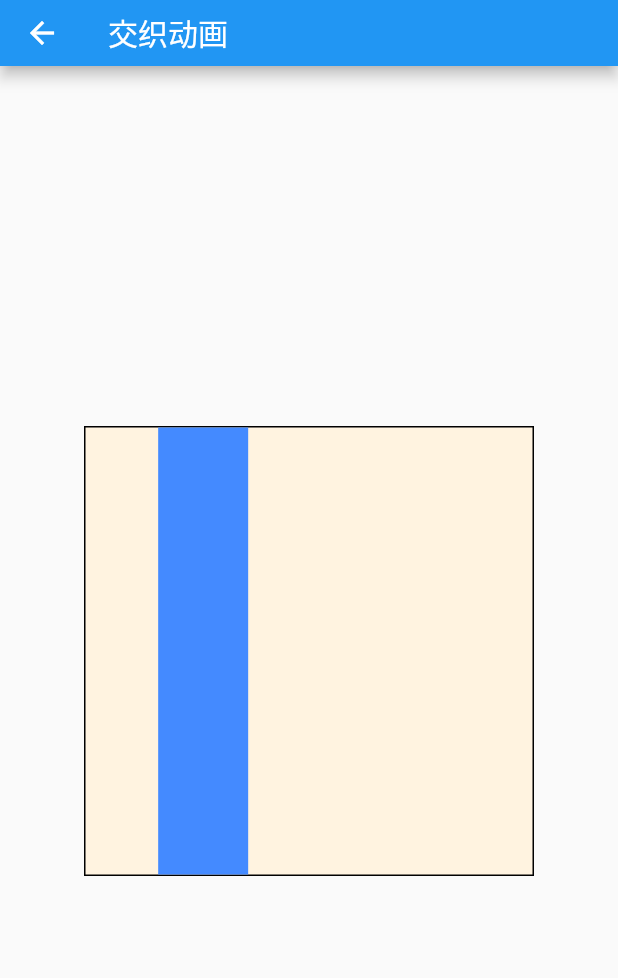
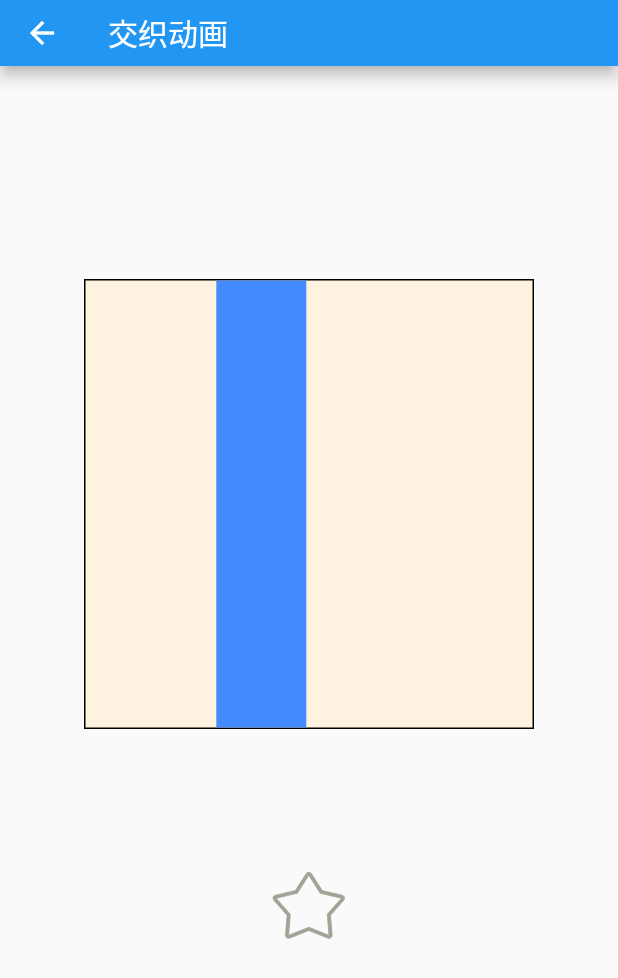
Before and after one commit to dev-zhang/flutter_study, a Flutter app: the StaggerAnimationPage screen opened directly, on a phone screen of 412 x 824 dp. Shown: the top 978 px of the screen. Run offline on Flutter 3.47's test engine with Material 2 defaults, Android fonts, the phone set to English and light mode, and no system bars; our stand-ins replace event_bus, flutter_svg; missing offline and left inert: color_thief_flutter.

Commit message:
新增交织动画示例--收藏动画

```diff
--- /dev/null
+++ b/lib/animation/animated_favorite_icon.dart
@@ -0,0 +1,211 @@
+import 'package:flutter/material.dart';
+import 'package:flutter_svg/svg.dart';
+
+class AnimatedFavoriteIcon extends StatefulWidget {
+  const AnimatedFavoriteIcon({
+    Key key,
+    this.selected = false,
+  }) : super(key: key);
+
+  /// 是否是选中的
+  final bool selected;
+
+  @override
+  _AnimatedFavoriteIconState createState() => _AnimatedFavoriteIconState();
+}
+
+class _AnimatedFavoriteIconState extends State<AnimatedFavoriteIcon>
+    with SingleTickerProviderStateMixin {
+  bool get _isSelected => widget.selected;
+
+  AnimationController _animationController;
+  Animation<double> _selectedIconScale;
+  Animation<double> _selectedIconOpacity;
+  Animation<double> _normalIconScale;
+  Animation<double> _normalIconOpacity;
+  Animation<double> _starScale;
+  Animation<double> _starOpacity;
+
+  @override
+  void initState() {
+    _animationController =
+        AnimationController(vsync: this, duration: Duration(milliseconds: 600));
+
+    double selectedIconScale,
+        selectedIconOpacity,
+        normalIconScale,
+        normalIconOpacity,
+        starScale,
+        starOpacity;
+    if (_isSelected) {
+      selectedIconOpacity = 1;
+      selectedIconScale = 1;
+      normalIconOpacity = 0;
+      normalIconScale = 0;
+      starOpacity = 0;
+      starScale = 0;
+    } else {
+      selectedIconOpacity = 0;
+      selectedIconScale = 0;
+      normalIconOpacity = 1;
+      normalIconScale = 1;
+      starOpacity = 0;
+      starScale = 0;
+    }
+    _normalIconScale =
+        ConstantTween<double>(normalIconScale).animate(_animationController);
+    _normalIconOpacity =
+        ConstantTween<double>(normalIconOpacity).animate(_animationController);
+    _selectedIconScale =
+        ConstantTween<double>(selectedIconScale).animate(_animationController);
+    _selectedIconOpacity = ConstantTween<double>(selectedIconOpacity)
+        .animate(_animationController);
+    _starOpacity =
+        ConstantTween<double>(starOpacity).animate(_animationController);
+    _starScale = ConstantTween<double>(starScale).animate(_animationController);
+
+    super.initState();
+  }
+
+  @override
+  void didUpdateWidget(AnimatedFavoriteIcon oldWidget) {
+    super.didUpdateWidget(oldWidget);
+
+    // print('======didUpdate widget');
+    if (widget.selected != oldWidget.selected) {
+      // 需要刷新
+      _updateTransition();
+    }
+  }
+
+  @override
+  Widget build(BuildContext context) {
+    return Stack(
+      alignment: Alignment.center,
+      children: <Widget>[
+        FadeTransition(
+          opacity: _starOpacity,
+          child: ScaleTransition(
+            scale: _starScale,
+            child: SvgPicture.asset('assets/images/favorite_stars.svg'),
+          ),
+        ),
+        FadeTransition(
+          opacity: _selectedIconOpacity,
+          child: ScaleTransition(
+            scale: _selectedIconScale,
+            child: SvgPicture.asset('assets/images/favorite_selected.svg'),
+          ),
+        ),
+        FadeTransition(
+          opacity: _normalIconOpacity,
+          child: ScaleTransition(
+            scale: _normalIconScale,
+            child: SvgPicture.asset('assets/images/favorite_normal.svg'),
+          ),
+        ),
+      ],
+    );
+  }
+
+  void _updateTransition() {
+    if (_isSelected) {
+      _animationController.duration = Duration(milliseconds: 600);
+      _selectedIconScale = _generateSelectedGrowAnimation();
+      _normalIconScale = _generateDecreaseAnimation(
+          interval: Interval(0, 0.3, curve: Curves.easeOut));
+      _starScale = TweenSequence(
+        <TweenSequenceItem<double>>[
+          TweenSequenceItem(
+            tween: Tween<double>(begin: 0, end: 1.0)
+                .chain(CurveTween(curve: Curves.easeIn)),
+            weight: 0.3 / 0.6,
+          ),
+          TweenSequenceItem(
+            tween: Tween<double>(begin: 1.0, end: 1.2)
+                .chain(CurveTween(curve: Curves.easeOut)),
+            weight: 0.3 / 0.6,
+          ),
+        ],
+      ).animate(_animationController);
+      _starOpacity = TweenSequence(
+        <TweenSequenceItem<double>>[
+          TweenSequenceItem(
+            tween: Tween<double>(begin: 0, end: 1.0)
+                .chain(CurveTween(curve: Curves.easeIn)),
+            weight: 0.3 / 0.6,
+          ),
+          TweenSequenceItem(
+            tween: Tween<double>(begin: 1.0, end: 0)
+                .chain(CurveTween(curve: Curves.easeOut)),
+            weight: 0.3 / 0.6,
+          ),
+        ],
+      ).animate(_animationController);
+      _selectedIconOpacity = TweenSequence(
+        <TweenSequenceItem<double>>[
+          TweenSequenceItem(
+            tween: Tween<double>(begin: 0, end: 1.5)
+                .chain(CurveTween(curve: Curves.easeIn)),
+            weight: 0.3 / 0.6,
+          ),
+          TweenSequenceItem(
+            tween: Tween<double>(begin: 1.5, end: 1)
+                .chain(CurveTween(curve: Curves.easeOut)),
+            weight: 0.3 / 0.6,
+          ),
+        ],
+      ).animate(_animationController);
+      _normalIconOpacity = _generateDecreaseAnimation(
+          interval: Interval(0, 0.3, curve: Curves.easeOut));
+    } else {
+      _animationController.duration = Duration(milliseconds: 300);
+      _selectedIconScale = _generateDecreaseAnimation();
+      _normalIconScale = _generateGrowAnimation();
+
+      _starOpacity = ConstantTween<double>(0).animate(_animationController);
+      _starScale = ConstantTween<double>(0).animate(_animationController);
+      _normalIconOpacity = _generateGrowAnimation();
+      _selectedIconOpacity = _generateDecreaseAnimation();
+    }
+    _animationController.forward(from: 0);
+  }
+
+  Animation<double> _generateSelectedGrowAnimation() {
+    return TweenSequence(
+      <TweenSequenceItem<double>>[
+        TweenSequenceItem(
+          tween: Tween<double>(begin: 0, end: 1.5)
+              .chain(CurveTween(curve: Curves.easeIn)),
+          weight: 0.3 / 0.6,
+        ),
+        TweenSequenceItem(
+          tween: Tween<double>(begin: 1.5, end: 1)
+              .chain(CurveTween(curve: Curves.easeOut)),
+          weight: 0.3 / 0.6,
+        ),
+      ],
+    ).animate(_animationController);
+  }
+
+  Animation<double> _generateDecreaseAnimation({Interval interval}) {
+    Curve curve;
+    if (interval == null) {
+      curve = Curves.easeOut;
+    } else {
+      curve = interval;
+    }
+    return Tween<double>(begin: 1.0, end: 0).animate(
+      CurvedAnimation(parent: _animationController, curve: curve),
+    );
+  }
+
+  Animation<double> _generateGrowAnimation() {
+    return Tween<double>(begin: 0, end: 1).animate(
+      CurvedAnimation(
+        parent: _animationController,
+        curve: Curves.easeIn,
+      ),
+    );
+  }
+}
--- a/lib/animation/animation_page.dart
+++ b/lib/animation/animation_page.dart
@@ -1,5 +1,6 @@
 import 'package:flutter/material.dart';
 import 'package:flutter_study/animation/animated_builder_page.dart';
+import 'package:flutter_study/animation/animated_switcher_page.dart';
 import 'package:flutter_study/animation/animated_widget_page.dart';
 import 'package:flutter_study/animation/animationcontroller_page.dart';
 import 'package:flutter_study/animation/hero_page.dart';
@@ -57,6 +58,11 @@ class AnimationPage extends StatelessWidget {
               title: '交织动画',
               targetPage: StaggerAnimationPage(),
             ),
+            _buildItem(
+              context,
+              title: 'AnimatedSwitcher',
+              targetPage: AnimatedSwitcherPage(),
+            ),
           ],
         ),
       ),
--- a/lib/animation/stagger_animation_page.dart
+++ b/lib/animation/stagger_animation_page.dart
@@ -1,5 +1,7 @@
 import 'package:flutter/material.dart';
 import 'package:flutter_study/constant/constant.dart';
+
+import 'animated_favorite_icon.dart';
 
 class StaggerAnimationPage extends StatefulWidget {
   @override
@@ -9,6 +11,9 @@ class StaggerAnimationPage extends StatefulWidget {
 class _StaggerAnimationPageState extends State<StaggerAnimationPage>
     with SingleTickerProviderStateMixin {
   AnimationController _animationController;
+
+  // 是否已收藏
+  bool _isFavorited = false;
 
   @override
   void initState() {
@@ -48,7 +53,10 @@ class _StaggerAnimationPageState extends State<StaggerAnimationPage>
   }
 
   Widget _buildBody(BuildContext context) {
-    return GestureDetector(
+    return Column(
+      mainAxisAlignment: MainAxisAlignment.center,
+      children: <Widget>[
+        GestureDetector(
           onTap: _playOrStopAnimation,
           child: Center(
             child: Container(
@@ -61,6 +69,28 @@ class _StaggerAnimationPageState extends State<StaggerAnimationPage>
               child: ZYAnimatedContainer(
                 animationController: _animationController,
               ),
+            ),
+          ),
+        ),
+        Padding(padding: EdgeInsets.symmetric(vertical: 20)),
+        _buildCustomFavoriteButton(context),
+      ],
+    );
+  }
+
+  Widget _buildCustomFavoriteButton(BuildContext context) {
+    return Container(
+      margin: EdgeInsets.all(20),
+      child: FlatButton(
+        splashColor: Colors.transparent,
+        highlightColor: Colors.transparent,
+        onPressed: () {
+          setState(() {
+            _isFavorited = !_isFavorited;
+          });
+        },
+        child: AnimatedFavoriteIcon(
+          selected: _isFavorited,
         ),
       ),
     );
@@ -103,7 +133,7 @@ class _ZYAnimatedContainerState extends State<ZYAnimatedContainer> {
       ),
     );
     _padding =
-        EdgeInsetsTween(begin: EdgeInsets.zero, end: EdgeInsets.only(left: 50))
+        EdgeInsetsTween(begin: EdgeInsets.zero, end: EdgeInsets.only(left: 90))
             .animate(
       CurvedAnimation(
         parent: _animationController,
```
Also changed, not shown: assets/images/favorite_normal.svg (added), assets/images/favorite_selected.svg (added), assets/images/favorite_stars.svg (added). Lines whose indentation alone changed are shown as unchanged.
